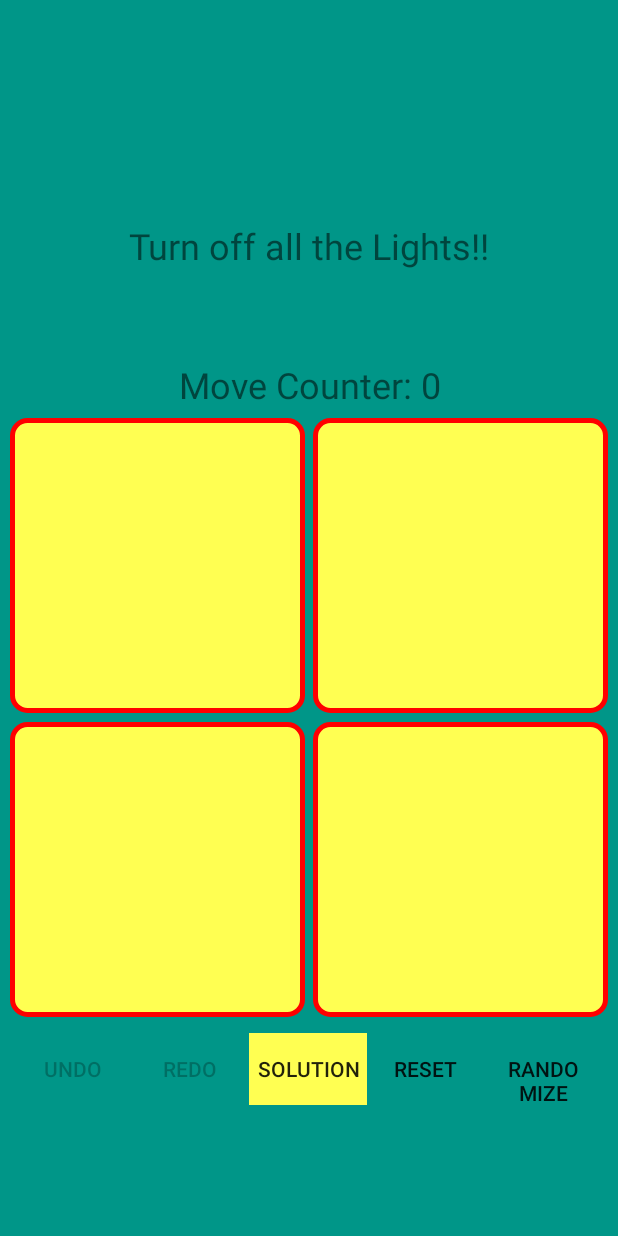
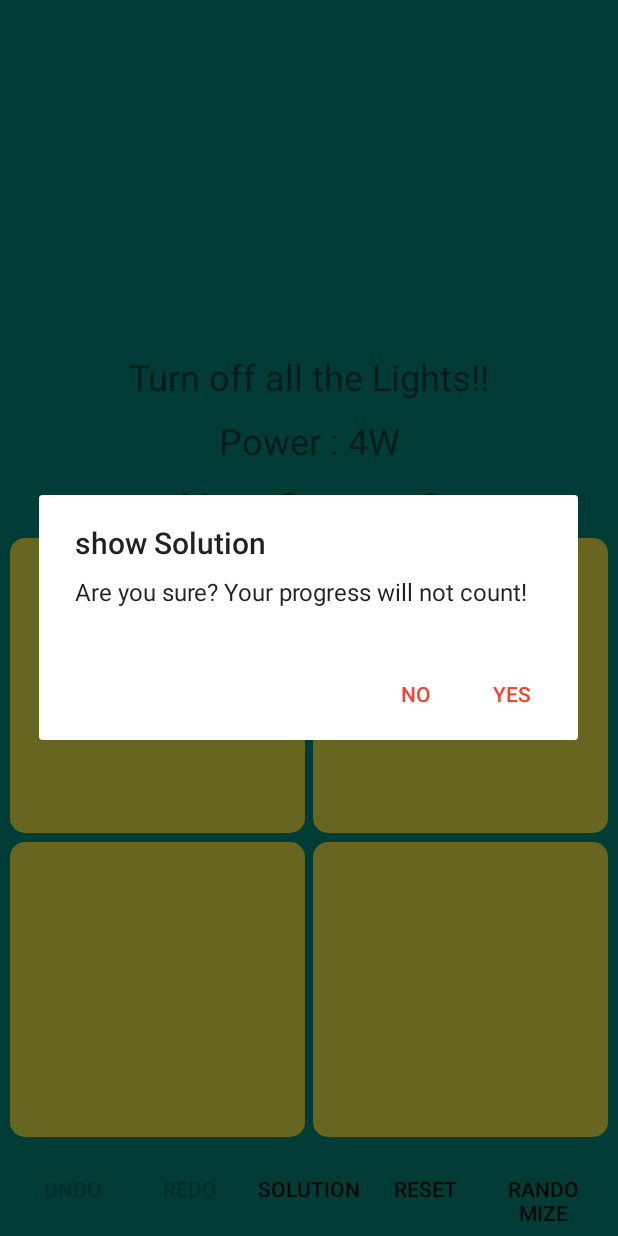
Before and after one commit to hogeleka/lights_out_android, an Android app: the GameGridActivity screen opened directly, with no data from a screen before it, after a tap on "SOLUTION", on a phone screen of 412 x 824 dp. Run offline under Robolectric (Android 15) with nearby library versions, the light colour scheme and no system bars; our stand-ins replace data binding.

Commit message:
Added Power Metrics and Show Solution Confirmation

```diff
--- a/app/src/main/java/com/algorithmandblues/lightsout/GameGridActivity.java
+++ b/app/src/main/java/com/algorithmandblues/lightsout/GameGridActivity.java
@@ -1,5 +1,7 @@
 package com.algorithmandblues.lightsout;
 
+import android.app.AlertDialog;
+import android.content.DialogInterface;
 import android.content.Intent;
 import android.databinding.DataBindingUtil;
 import android.support.v7.app.AppCompatActivity;
@@ -71,6 +73,8 @@ public class GameGridActivity extends AppCompatActivity {
 
         RelativeLayout gameTextHolder = findViewById(R.id.game_text_view_holder);
         gameTextHolder.setVisibility(View.VISIBLE);
+        RelativeLayout powerConsumptionTextHolder = findViewById(R.id.power_text_view_holder);
+        powerConsumptionTextHolder.setVisibility(View.VISIBLE);
         RelativeLayout moveCounterTextHolder = findViewById(R.id.moveCounter_text_view_holder);
         moveCounterTextHolder.setVisibility(View.VISIBLE);
         RelativeLayout gridLayoutHolder = findViewById(R.id.game_grid_holder);
@@ -182,7 +186,21 @@ public class GameGridActivity extends AppCompatActivity {
     private void createShowSolutionButton() {
         showSolution = (Button) findViewById(R.id.solution);
         showSolution.setBackgroundColor(getResources().getColor(R.color.transparent));
-        showSolution.setOnClickListener(v -> handleShowSolution());
+        showSolution.setOnClickListener(v -> {
+            if (!gameInstance.getHasSeenSolution()) {
+                AlertDialog.Builder builder = new AlertDialog.Builder(GameGridActivity.this);
+                builder.setTitle(getString(R.string.show_solution_title))
+                        .setMessage(R.string.show_soltuion_confirmation)
+                        .setCancelable(true)
+                        .setPositiveButton(getString(R.string.yes), (dialog, which) -> handleShowSolution())
+                        .setNegativeButton(getString(R.string.no), (dialog, which) -> dialog.dismiss());
+                //Creating dialog box
+                AlertDialog dialog  = builder.create();
+                dialog.show();
+            } else {
+                handleShowSolution();
+            }
+        });
     }
 
     private void handleShowSolution() {
--- a/app/src/main/java/com/algorithmandblues/lightsout/GameInstance.java
+++ b/app/src/main/java/com/algorithmandblues/lightsout/GameInstance.java
@@ -10,8 +10,6 @@ import android.view.Gravity;
 import android.view.WindowManager;
 import android.widget.GridLayout;
 
-import java.beans.PropertyChangeEvent;
-import java.beans.PropertyChangeListener;
 import java.beans.PropertyChangeSupport;
 import java.util.Arrays;
 import java.util.Stack;
@@ -29,6 +27,8 @@ public class GameInstance extends BaseObservable {
     private int hintsAllowed;
     private int hintsUsed;
     private int hintsLeft;
+    private int currentPowerConsumption;
+    private int totalBoardPower;
     private boolean isShowingSolution;
     private boolean isUndoStackEmpty;
     private boolean isRedoStackEmpty;
@@ -44,7 +44,7 @@ public class GameInstance extends BaseObservable {
     private MediaPlayer onSound;
     private MediaPlayer offSound;
 
-    public PropertyChangeSupport gameOverChange = new PropertyChangeSupport(this);
+    PropertyChangeSupport gameOverChange = new PropertyChangeSupport(this);
     private static String gameOverPropertyName = "isGameOver";
 
     private String gameOverText;
@@ -75,6 +75,8 @@ public class GameInstance extends BaseObservable {
         this.drawGameBoard(context);
         this.setStartState();
         this.updateIndividualBulbStatus();
+        // Always call when this.updateIndividualBulbStatus() is called and CurrentBoardPower is initialized.
+        this.totalBoardPower = this.getCurrentPowerConsumption();
 
         //Always initialize after game board is drawn
         this.setMoveCounter(gameDataObject.getMoveCounter());
@@ -174,28 +176,24 @@ public class GameInstance extends BaseObservable {
         if (col != 0) {
             int left = (row * dimension) + (col - 1);
             ((Bulb) grid.getChildAt(left)).toggle();
-            individualBulbStatus[left] = b.isOnOrOff();
         }
 
         //toggle right neighbour
         if (col != dimension-1) {
             int right = (row * dimension) + (col + 1);
             ((Bulb) grid.getChildAt(right)).toggle();
-            individualBulbStatus[right] = b.isOnOrOff();
         }
 
         //toggle top neighbour
         if (row != 0) {
             int top = (row - 1) * dimension + col;
             ((Bulb) grid.getChildAt(top)).toggle();
-            individualBulbStatus[top] = b.isOnOrOff();
         }
 
         //toggle bottom neighbour
         if (row != dimension - 1) {
             int bottom = (row + 1) * dimension + col;
             ((Bulb) grid.getChildAt(bottom)).toggle();
-            individualBulbStatus[bottom] = b.isOnOrOff();
         }
 
         this.updateIndividualBulbStatus();
@@ -213,8 +211,10 @@ public class GameInstance extends BaseObservable {
     }
 
     private void updateIndividualBulbStatus() {
+        this.currentPowerConsumption = 0;
         for (int i = 0; i< dimension*dimension; i++) {
             individualBulbStatus[i] = ((Bulb) this.grid.getChildAt(i)).isOnOrOff();
+            this.setCurrentPowerConsumption(this.getCurrentPowerConsumption() + individualBulbStatus[i]);
         }
     }
 
@@ -258,6 +258,8 @@ public class GameInstance extends BaseObservable {
     void resetBoardToState(byte[] state, int moveCounter, Stack<Integer> undo, Stack<Integer> redo) {
         this.currentToggledBulbs = Arrays.copyOf(state, this.dimension * this.dimension);
         this.setStartState();
+        this.updateIndividualBulbStatus();
+        this.setTotalBoardPower(this.getCurrentPowerConsumption());
         this.setUndoStack(undo);
         this.setRedoStack(redo);
         this.setMoveCounter(moveCounter);
@@ -267,7 +269,8 @@ public class GameInstance extends BaseObservable {
         this.unHighlightAllBulbs();
 
         Log.d(TAG, "Board Reset complete. \nNew Start State:" + Arrays.toString(state) +
-                "\nmoveCounter=" + moveCounter + "\nundoStack=" + undoStack + "\nredoStack=" + redoStack);
+                "\nmoveCounter=" + moveCounter + "\nundoStack=" + undoStack + "\nredoStack=" + redoStack +
+                "\nTotalBoardPower=" + this.getTotalBoardPower());
     }
 
     void highlightSolution(byte[] solution) {
@@ -530,4 +533,22 @@ public class GameInstance extends BaseObservable {
     private void setHasMadeAtLeastOneMove(boolean hasMadeAtLeastOneMove) {
         this.hasMadeAtLeastOneMove = hasMadeAtLeastOneMove;
     }
+
+    @Bindable
+    public int getCurrentPowerConsumption() {
+        return currentPowerConsumption;
+    }
+
+    private void setCurrentPowerConsumption(int currentPowerConsumption) {
+        this.currentPowerConsumption = currentPowerConsumption;
+        notifyPropertyChanged(BR.currentPowerConsumption);
+    }
+
+    public int getTotalBoardPower() {
+        return totalBoardPower;
+    }
+
+    public void setTotalBoardPower(int totalBoardPower) {
+        this.totalBoardPower = totalBoardPower;
+    }
 }
--- a/app/src/main/res/layout/activity_game_grid.xml
+++ b/app/src/main/res/layout/activity_game_grid.xml
@@ -18,7 +18,8 @@
         <RelativeLayout
             android:layout_width="match_parent"
             android:layout_height="wrap_content"
-            android:paddingBottom="80dp">
+            android:paddingBottom="0dp">
+
 
             <RelativeLayout
                 android:id="@+id/game_text_view_holder"
@@ -26,7 +27,7 @@
                 android:layout_height="wrap_content"
                 android:orientation="horizontal"
                 android:paddingTop="60dp"
-                android:layout_above="@+id/moveCounter_text_view_holder"
+                android:layout_above="@+id/power_text_view_holder"
                 android:paddingLeft="10dp"
                 android:paddingRight="10dp"
                 android:visibility="gone">
@@ -43,11 +44,33 @@
             </RelativeLayout>
 
             <RelativeLayout
+                android:id="@+id/power_text_view_holder"
+                android:layout_width="match_parent"
+                android:layout_height="wrap_content"
+                android:orientation="horizontal"
+                android:paddingTop="10dp"
+                android:layout_above="@+id/moveCounter_text_view_holder"
+                android:paddingLeft="10dp"
+                android:paddingRight="10dp"
+                android:visibility="gone">
+                <TextView
+                    android:id="@+id/power_text_view"
+                    android:layout_width="match_parent"
+                    android:layout_height="wrap_content"
+                    android:maxLines="1"
+                    android:text="@{`Power : ` + gameinstance.currentPowerConsumption + `W`}"
+                    android:textAlignment="center"
+                    android:textSize="24sp"
+                    android:layout_gravity="center_horizontal">
+                </TextView>
+            </RelativeLayout>
+
+            <RelativeLayout
                 android:id="@+id/moveCounter_text_view_holder"
                 android:layout_width="match_parent"
                 android:layout_height="wrap_content"
                 android:orientation="horizontal"
-                android:paddingTop="60dp"
+                android:paddingTop="10dp"
                 android:layout_above="@+id/game_grid_holder"
                 android:paddingLeft="10dp"
                 android:paddingRight="10dp"
--- a/app/src/main/res/values/strings.xml
+++ b/app/src/main/res/values/strings.xml
@@ -41,4 +41,6 @@
     <string name="randomize_confirmation_text">Are you sure? All current progress will be lost!</string>
     <string name="reset_board">Randomize Board</string>
     <string name="reset_board_confirmation_text">Are you sure? Board will reset to the last saved state!</string>
+    <string name="show_solution_title">show Solution</string>
+    <string name="show_soltuion_confirmation"> Are you sure? Your progress will not count!</string>
 </resources>
```
